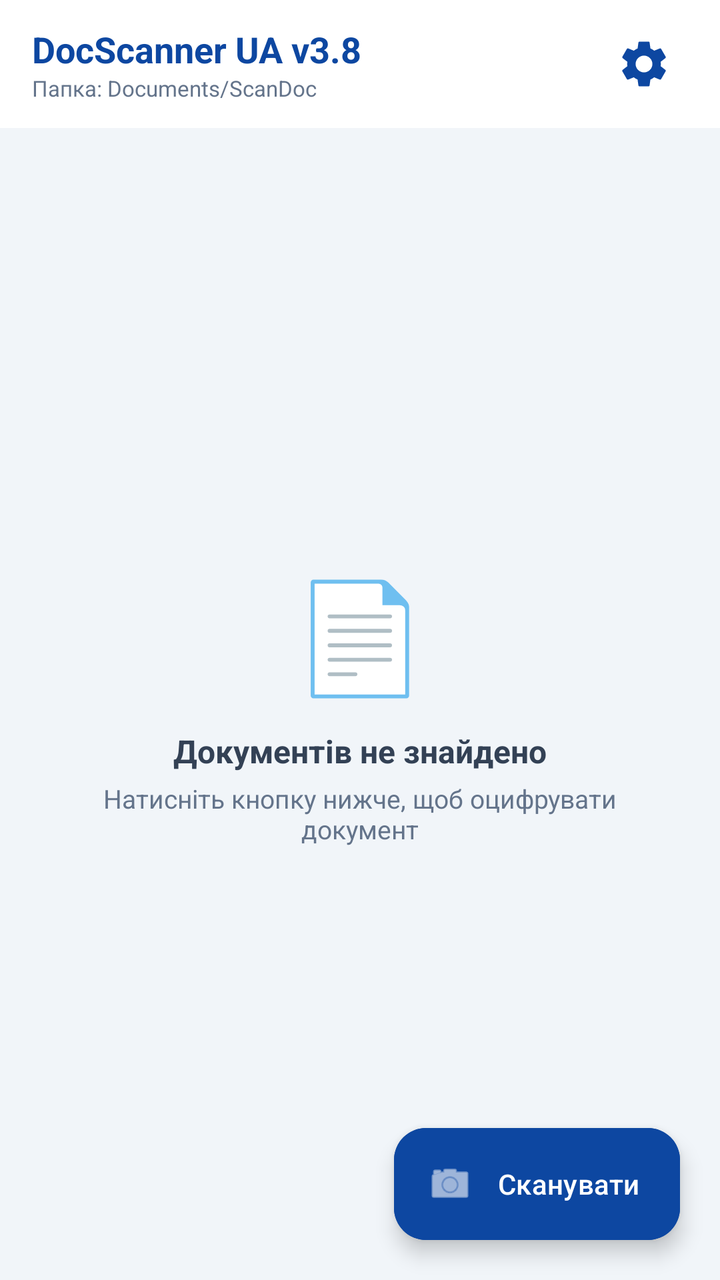
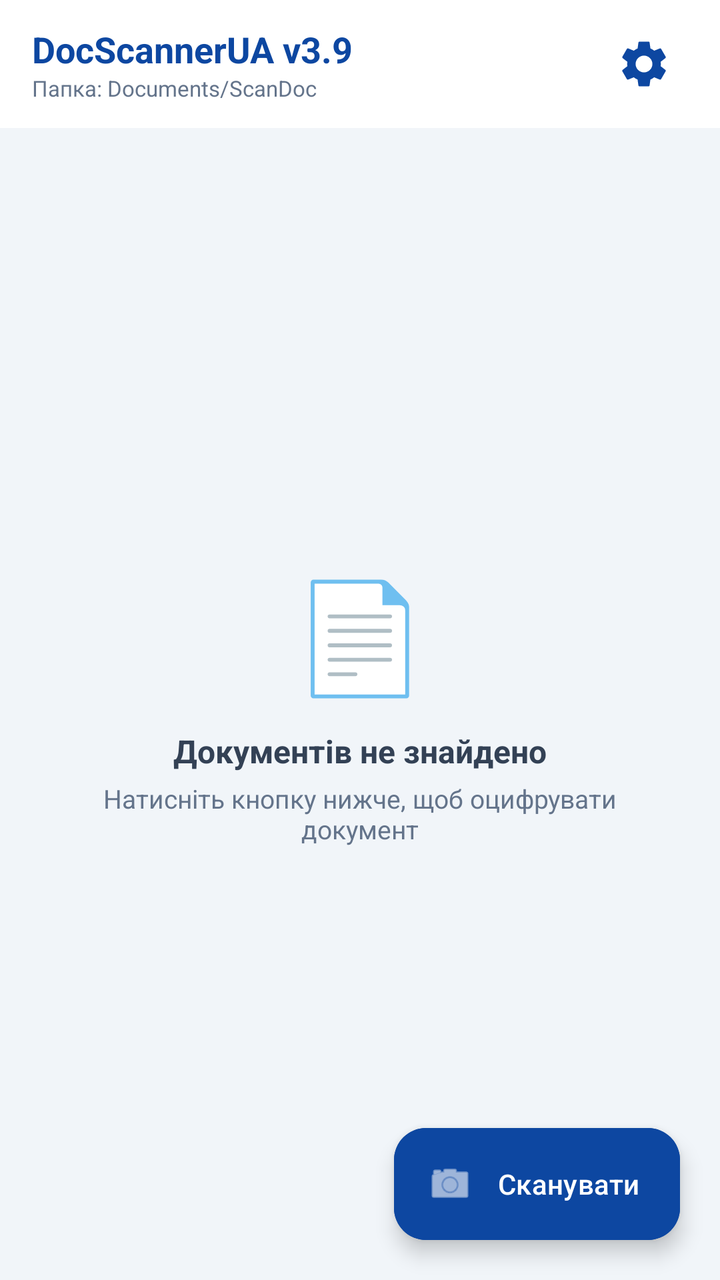

Compare the two renders of this Android layout. The source of the first and the diff that turns it into the second are given below.
<!-- AndroidManifest.xml: application theme Theme.DocScannerUA -->
<!-- res/layout/activity_main.xml -->
<?xml version="1.0" encoding="utf-8"?>
<androidx.coordinatorlayout.widget.CoordinatorLayout 
    xmlns:android="http://schemas.android.com/apk/res/android"
    xmlns:app="http://schemas.android.com/apk/res-auto"
    android:layout_width="match_parent"
    android:layout_height="match_parent"
    android:background="#F1F5F9">

    <com.google.android.material.appbar.AppBarLayout
        android:layout_width="match_parent"
        android:layout_height="wrap_content"
        android:background="#FFFFFF"
        app:elevation="1dp">

        <LinearLayout
            android:layout_width="match_parent"
            android:layout_height="?attr/actionBarSize"
            android:gravity="center_vertical"
            android:orientation="horizontal"
            android:paddingHorizontal="16dp">

            <LinearLayout
                android:layout_width="0dp"
                android:layout_height="wrap_content"
                android:layout_weight="1"
                android:orientation="vertical">

                <TextView
                    android:layout_width="wrap_content"
                    android:layout_height="wrap_content"
                    android:text="DocScanner UA v3.8"
                    android:textColor="#0D47A1"
                    android:textSize="18sp"
                    android:textStyle="bold" />

                <TextView
                    android:id="@+id/tvHeaderSub"
                    android:layout_width="wrap_content"
                    android:layout_height="wrap_content"
                    android:ellipsize="middle"
                    android:singleLine="true"
                    android:text="Папка: Documents/ScanDoc"
                    android:textColor="#64748B"
                    android:textSize="11sp" />
            </LinearLayout>

            <ImageButton
                android:id="@+id/btnSettings"
                android:layout_width="44dp"
                android:layout_height="44dp"
                android:background="?attr/selectableItemBackgroundBorderless"
                android:contentDescription="Налаштування"
                android:padding="8dp"
                android:scaleType="fitCenter"
                android:src="@drawable/ic_settings" />
        </LinearLayout>
    </com.google.android.material.appbar.AppBarLayout>

    <FrameLayout
        android:layout_width="match_parent"
        android:layout_height="match_parent"
        app:layout_behavior="@string/appbar_scrolling_view_behavior">

        <LinearLayout
            android:id="@+id/layoutEmpty"
            android:layout_width="wrap_content"
            android:layout_height="wrap_content"
            android:layout_gravity="center"
            android:gravity="center"
            android:orientation="vertical"
            android:padding="32dp">

            <TextView
                android:layout_width="wrap_content"
                android:layout_height="wrap_content"
                android:text="📄"
                android:textSize="54sp" />

            <TextView
                android:layout_width="wrap_content"
                android:layout_height="wrap_content"
                android:layout_marginTop="12dp"
                android:text="Документів не знайдено"
                android:textColor="#334155"
                android:textSize="16sp"
                android:textStyle="bold" />

            <TextView
                android:layout_width="wrap_content"
                android:layout_height="wrap_content"
                android:layout_marginTop="4dp"
                android:gravity="center"
                android:text="Натисніть кнопку нижче, щоб оцифрувати документ"
                android:textColor="#64748B"
                android:textSize="13sp" />
        </LinearLayout>

        <androidx.recyclerview.widget.RecyclerView
            android:id="@+id/rvDocuments"
            android:layout_width="match_parent"
            android:layout_height="match_parent"
            android:clipToPadding="false"
            android:padding="10dp"
            android:paddingBottom="88dp" />

        <ProgressBar
            android:id="@+id/progressBar"
            android:layout_width="wrap_content"
            android:layout_height="wrap_content"
            android:layout_gravity="center"
            android:visibility="gone" />

    </FrameLayout>

    <com.google.android.material.floatingactionbutton.ExtendedFloatingActionButton
        android:id="@+id/fabScan"
        android:layout_width="wrap_content"
        android:layout_height="wrap_content"
        android:layout_gravity="bottom|end"
        android:layout_margin="20dp"
        android:backgroundTint="#0D47A1"
        android:text="Сканувати"
        android:textColor="#FFFFFF"
        app:icon="@android:drawable/ic_menu_camera"
        app:iconTint="#FFFFFF" />

</androidx.coordinatorlayout.widget.CoordinatorLayout>
<!-- resources referenced by this layout -->
<resources>
  <!-- drawable ic_settings (drawable) -->
  <vector xmlns:android="http://schemas.android.com/apk/res/android"
      android:width="24dp"
      android:height="24dp"
      android:viewportWidth="24"
      android:viewportHeight="24">
      <path
          android:fillColor="#0D47A1"
          android:pathData="M19.14,12.94c0.04,-0.3 0.06,-0.61 0.06,-0.94c0,-0.32 -0.02,-0.64 -0.07,-0.94l2.03,-1.58c0.18,-0.14 0.23,-0.41 0.12,-0.61l-1.92,-3.32c-0.12,-0.22 -0.37,-0.29 -0.59,-0.22l-2.39,0.96c-0.5,-0.38 -1.03,-0.7 -1.62,-0.94L14.4,2.81c-0.04,-0.24 -0.24,-0.41 -0.48,-0.41h-3.84c-0.24,0 -0.43,0.17 -0.47,0.41L9.25,5.35C8.66,5.59 8.12,5.92 7.63,6.29L5.24,5.33c-0.22,-0.08 -0.47,0 -0.59,0.22L2.74,8.87c-0.12,0.21 -0.08,0.47 0.12,0.61l2.03,1.58c-0.05,0.3 -0.09,0.63 -0.09,0.94s0.02,0.64 0.07,0.94l-2.03,1.58c-0.18,0.14 -0.23,0.41 -0.12,0.61l1.92,3.32c0.12,0.22 0.37,0.29 0.59,0.22l2.39,-0.96c0.5,0.38 1.03,0.7 1.62,0.94l0.36,2.54c0.05,0.24 0.24,0.41 0.48,0.41h3.84c0.24,0 0.44,-0.17 0.47,-0.41l0.36,-2.54c0.59,-0.24 1.13,-0.56 1.62,-0.94l2.39,0.96c0.22,0.08 0.47,0 0.59,-0.22l1.92,-3.32c0.12,-0.22 0.07,-0.47 -0.12,-0.61L19.14,12.94zM12,15.6c-1.98,0 -3.6,-1.62 -3.6,-3.6s1.62,-3.6 3.6,-3.6s3.6,1.62 3.6,3.6S13.98,15.6 12,15.6z" />
  </vector>
  <style name="Theme.DocScannerUA" parent="Theme.Material3.Light.NoActionBar">
          <item name="colorPrimary">#0D47A1</item>
          <item name="colorSurface">#FFFFFF</item>
          <item name="colorOnSurface">#0F172A</item>
          <item name="android:windowBackground">#F1F5F9</item>
      </style>
</resources>

<!-- the commit's change to res/layout/activity_main.xml (unified diff, before → after) -->
@@ -28,7 +28,7 @@
                 <TextView
                     android:layout_width="wrap_content"
                     android:layout_height="wrap_content"
-                    android:text="DocScanner UA v3.8"
+                    android:text="DocScannerUA v3.9"
                     android:textColor="#0D47A1"
                     android:textSize="18sp"
                     android:textStyle="bold" />
